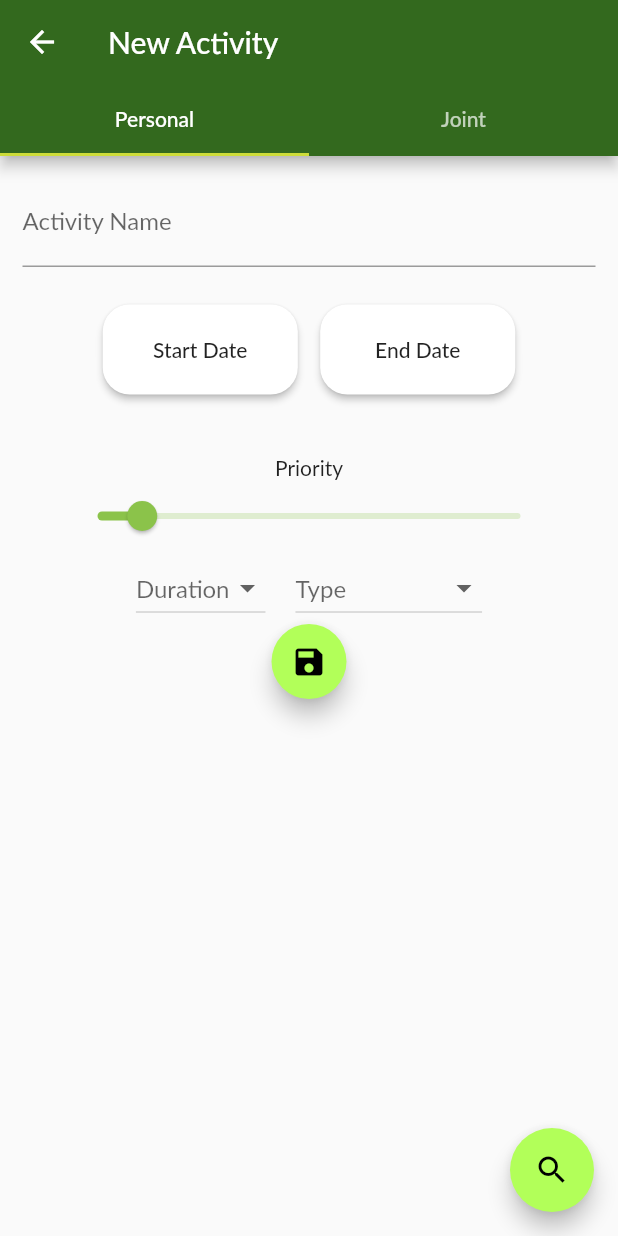
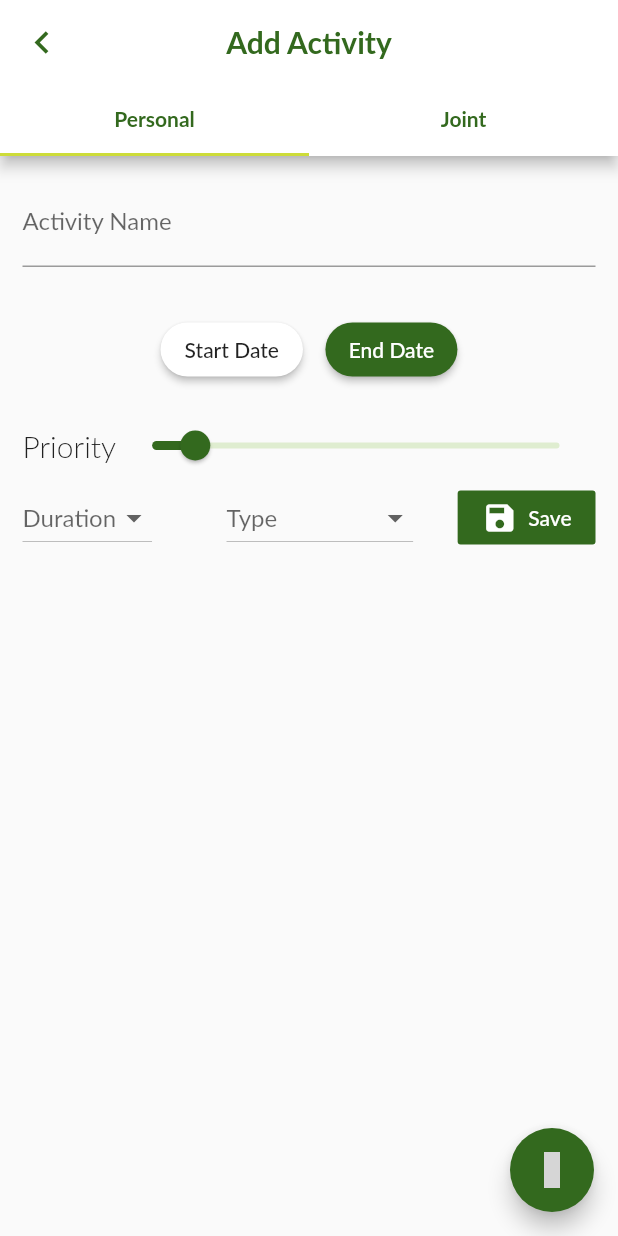
Before and after one commit to OrkhanS/optify1, a Flutter app: the NewActivityPage screen opened directly, on a phone screen of 412 x 824 dp. Run offline on Flutter 3.47's test engine with Material 2 defaults, Android fonts, the phone set to English and light mode, and no system bars; our stand-ins replace badges, firebase_messaging, flushbar, flutter_datetime_picker, flutter_local_notifications, flutter_typeahead and 8 more; missing offline and left inert: animated_floatactionbuttons, image_selector_formfield, menu, random_color; accounts and stored records are empty; Roboto replaces fonts that are missing (Lato); grey boxes are pictures that could not be loaded.

Commit message:
Last changes

```diff
--- a/lib/NewActivityMain.dart
+++ b/lib/NewActivityMain.dart
@@ -25,7 +25,7 @@ class NewActivityMain extends State<NewActivityPage> with SingleTickerProviderSt
   TabController controller;
   @override
   void initState() {
-    controller = new TabController(length: 2, vsync: this);
+    controller = TabController(length: 2, vsync: this);
     super.initState();
   }
 
@@ -39,23 +39,44 @@ class NewActivityMain extends State<NewActivityPage> with SingleTickerProviderSt
   Widget build(BuildContext context) {
     return Scaffold(
       appBar: AppBar(
-        title: Text('New Activity'),
-        bottom: new TabBar(
+        leading: IconButton(
+          onPressed: () {
+            Navigator.of(context).pop();
+          },
+          icon: Icon(
+            Icons.chevron_left,
+            size: 30,
+            color: Theme.of(context).primaryColor,
+          ),
+        ),
+        backgroundColor: Colors.white,
+        centerTitle: true,
+        title: Text(
+          'Add Activity',
+          style: TextStyle(color: Theme.of(context).primaryColor, fontWeight: FontWeight.bold),
+        ),
+        bottom: TabBar(
           indicatorColor: Colors.lime,
           controller: controller,
           tabs: <Widget>[
-            new Tab(
-              text: "Personal",
+            Tab(
+              child: Text(
+                "Personal",
+                style: TextStyle(color: Theme.of(context).primaryColor, fontWeight: FontWeight.bold),
+              ),
             ),
-            new Tab(
-              text: "Joint",
+            Tab(
+              child: Text(
+                "Joint",
+                style: TextStyle(color: Theme.of(context).primaryColor, fontWeight: FontWeight.bold),
+              ),
             )
           ],
         ),
       ),
-      body: new TabBarView(
+      body: TabBarView(
         controller: controller,
-        children: <Widget>[new personal.newActivityPersonal(token: widget.token, schedule_id: widget.schedule_id), new joint.NewActivityJoint()],
+        children: <Widget>[personal.newActivityPersonal(token: widget.token, schedule_id: widget.schedule_id), joint.NewActivityJoint()],
       ),
     );
   }
--- a/lib/newActivityPersonal.dart
+++ b/lib/newActivityPersonal.dart
@@ -2,6 +2,8 @@ import 'dart:convert';
 import 'package:flushbar/flushbar.dart';
 import 'package:flutter/material.dart';
 import 'package:http/http.dart' as http;
+import 'package:intl/intl.dart';
+import 'package:material_design_icons_flutter/material_design_icons_flutter.dart';
 import 'package:provider/provider.dart';
 import 'dart:io';
 import 'package:shared_preferences/shared_preferences.dart';
@@ -104,9 +106,6 @@ class newActivityPersonalPage extends State<newActivityPersonal> {
     }
     final extractedscheduleData = json.decode(prefs2.getString('scheduleData')) as Map<String, Object>;
     schedule_id = extractedscheduleData['schedule_id'];
-    print("I am here");
-    print(tokenforROOM);
-    print(schedule_id);
   }
 
   Widget FormUI() {
@@ -133,12 +132,14 @@ class newActivityPersonalPage extends State<newActivityPersonal> {
                 children: <Widget>[
                   MaterialButton(
                     shape: RoundedRectangleBorder(
-                      borderRadius: new BorderRadius.circular(18.0),
+                      borderRadius: BorderRadius.circular(18.0),
                     ),
-                    height: 60,
-                    minWidth: 130,
-                    padding: EdgeInsets.all(8.0),
-                    child: Text('Start Date'),
+                    //
+                    child: _start_times == null
+                        ? Text('Start Date')
+                        : Text(DateFormat.MMMd().format(DateTime.parse(DateFormat("yyyy-MM-dd hh:mm").parse(_start_times).toString())).toString() +
+                            "\n" +
+                            DateFormat.Hm().format(DateTime.parse(DateFormat("yyyy-MM-dd hh:mm").parse(_start_times).toString())).toString()),
                     color: Colors.white,
                     onPressed: () {
                       showTimePicker(
@@ -147,6 +148,7 @@ class newActivityPersonalPage extends State<newActivityPersonal> {
                       ).then((time) {
                         _timeStart = time;
                         _start_times = _dateTimeStart.toString().substring(0, 11) + _timeStart.toString().substring(10, 15);
+                        setState(() {});
                       });
                       showDatePicker(
                         context: context,
@@ -166,11 +168,19 @@ class newActivityPersonalPage extends State<newActivityPersonal> {
                       shape: RoundedRectangleBorder(
                         borderRadius: BorderRadius.circular(18.0),
                       ),
-                      height: 60,
-                      minWidth: 130,
                       padding: EdgeInsets.all(8.0),
-                      child: Text('End Date'),
-                      color: Colors.white,
+                      child: _end_times == null
+                          ? Text(
+                              'End Date',
+                              style: TextStyle(color: Colors.white),
+                            )
+                          : Text(
+                              DateFormat.MMMd().format(DateTime.parse(DateFormat("yyyy-MM-dd hh:mm").parse(_end_times).toString())).toString() +
+                                  "\n" +
+                                  DateFormat.Hm().format(DateTime.parse(DateFormat("yyyy-MM-dd hh:mm").parse(_end_times).toString())).toString(),
+                              style: TextStyle(color: Colors.white),
+                            ),
+                      color: Theme.of(context).primaryColor,
                       onPressed: () {
                         showTimePicker(
                           context: context,
@@ -178,6 +188,7 @@ class newActivityPersonalPage extends State<newActivityPersonal> {
                         ).then((time) {
                           _timeEnd = time;
                           _end_times = _dateTimeEnd.toString().substring(0, 11) + _timeEnd.toString().substring(10, 15);
+                          setState(() {});
                         });
                         showDatePicker(
                           context: context,
@@ -194,11 +205,17 @@ class newActivityPersonalPage extends State<newActivityPersonal> {
               ),
             ),
           ),
-          Container(margin: EdgeInsets.only(top: 30.0), child: const Text('Priority')),
-          Container(
-            width: 330.0,
+          Row(
+            crossAxisAlignment: CrossAxisAlignment.center,
+            children: <Widget>[
+              const Text(
+                'Priority',
+                style: TextStyle(fontSize: 20, fontWeight: FontWeight.w300),
+              ),
+              Expanded(
                 child: Slider(
                   value: _discreteValue,
+                  activeColor: Theme.of(context).primaryColor,
                   min: 0.0,
                   max: 100.0,
                   divisions: 100,
@@ -210,15 +227,16 @@ class newActivityPersonalPage extends State<newActivityPersonal> {
                   },
                 ),
               ),
+            ],
+          ),
           Container(
             child: Row(
-              mainAxisAlignment: MainAxisAlignment.center,
-              crossAxisAlignment: CrossAxisAlignment.center,
+              mainAxisAlignment: MainAxisAlignment.spaceBetween,
               children: <Widget>[
                 Container(
                   child: DropdownButton<String>(
                     hint: new Text("Duration"),
-                    items: <String>['Montly', 'Weekly', 'Daily'].map((String value) {
+                    items: <String>['Monthly', 'Weekly', 'Daily'].map((String value) {
                       return new DropdownMenuItem<String>(
                         value: value,
                         child: new Text(value),
@@ -231,7 +249,7 @@ class newActivityPersonalPage extends State<newActivityPersonal> {
                   margin: EdgeInsets.only(left: 20.0),
                   child: new DropdownButton<String>(
                     hint: Text('Type'),
-                    items: <String>['Work', 'Recriational', 'Entertainment', 'Education', 'Social'].map((String value) {
+                    items: <String>['Work', 'Recreational', 'Entertainment', 'Education', 'Social'].map((String value) {
                       return new DropdownMenuItem<String>(
                         value: value,
                         child: new Text(value),
@@ -240,19 +258,25 @@ class newActivityPersonalPage extends State<newActivityPersonal> {
                     onChanged: (_) {},
                   ),
                 ),
+                FlatButton(
+                  color: Theme.of(context).primaryColor,
+                  child: Row(
+                    mainAxisSize: MainAxisSize.min,
+                    children: <Widget>[
+                      Icon(Icons.save, color: Colors.white),
+                      Text(
+                        "  Save",
+                        style: TextStyle(color: Colors.white),
+                      )
+                    ],
+                  ),
+                  onPressed: () {
+                    function1().whenComplete(post);
+                  },
+                ),
               ],
             ),
           ),
-          Container(
-              width: 50.0,
-              height: 50.0,
-              child: FloatingActionButton(
-                tooltip: 'Save',
-                child: Icon(Icons.save),
-                onPressed: () {
-                  function1().whenComplete(post);
-                },
-              )),
         ],
       ),
     );
@@ -262,12 +286,13 @@ class newActivityPersonalPage extends State<newActivityPersonal> {
 Widget float2(context) {
   return Container(
     child: FloatingActionButton(
+      backgroundColor: Theme.of(context).primaryColor,
       heroTag: "btn2",
       onPressed: () {
         navigateToActivityAI(context);
       },
       tooltip: 'Second button',
-      child: Icon(Icons.search),
+      child: Icon(MdiIcons.brain, color: Colors.white),
     ),
   );
 }
--- a/lib/widgets/activityBox.dart
+++ b/lib/widgets/activityBox.dart
@@ -12,7 +12,6 @@ Widget activityBoxObject(myActivity, height) {
   final int priority = int.parse(myActivity["priority"].toString());
 
 //  _randomColor.randomColor(colorBrightness: ColorBrightness.light);
-  print(myActivity);
   return AnimatedPositioned(
     duration: Duration(milliseconds: 300),
     curve: Curves.decelerate,
--- a/pubspec.yaml
+++ b/pubspec.yaml
@@ -54,6 +54,7 @@ dependencies:
   device_preview: ^0.3.0+1
   image_picker: ^0.6.4
   flushbar: 1.6.0
+  scrollable_positioned_list: ^0.1.6
 
   flutter_test:
       sdk: flutter
```
Also changed, not shown: lib/main.dart (+34 -32 lines), lib/providers/activities.dart (+3 -6 lines), lib/screens/schedule_screen.dart (+87 -46 lines), pubspec.lock. Lines whose indentation alone changed are shown as unchanged.
